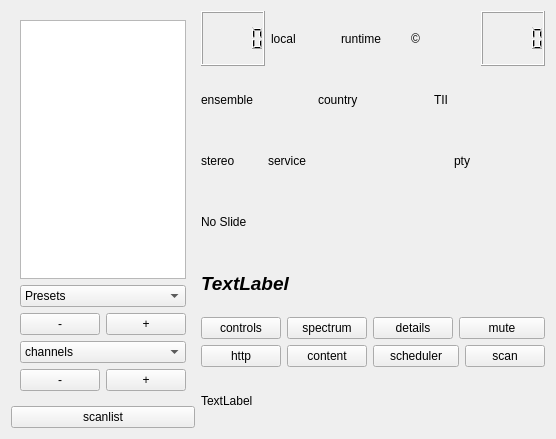
JvanKatwijk/qt-dab, file qt-dab-s6/forms-v6/dabradio-6.ui: the form before one commit.
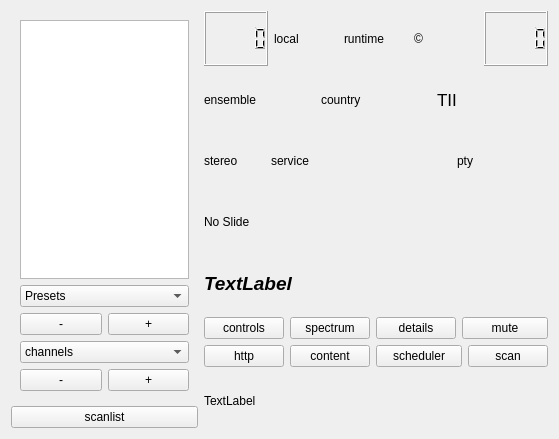
The form after the commit. Custom widgets are drawn as their Qt base class.

```diff
--- a/qt-dab-s6/forms-v6/dabradio-6.ui
+++ b/qt-dab-s6/forms-v6/dabradio-6.ui
@@ -6,7 +6,7 @@
    <rect>
     <x>0</x>
     <y>0</y>
-    <width>484</width>
+    <width>559</width>
     <height>439</height>
    </rect>
   </property>
@@ -178,6 +178,11 @@
        </item>
        <item>
         <widget class="QLCDNumber" name="cpuMonitor">
+         <property name="font">
+          <font>
+           <pointsize>10</pointsize>
+          </font>
+         </property>
          <property name="toolTip">
           <string>&lt;html&gt;&lt;head/&gt;&lt;body&gt;&lt;p&gt;cpuLoad. The number gives an estimate of the overall load of the CPU of the machine you are working on. So, it only gives an idea of the load caused by Qt-DAB if no other (large) programs are active.&lt;/p&gt;&lt;/body&gt;&lt;/html&gt;</string>
          </property>
@@ -203,6 +208,11 @@
        </item>
        <item>
         <widget class="QLabel" name="transmitter_coordinates">
+         <property name="font">
+          <font>
+           <pointsize>13</pointsize>
+          </font>
+         </property>
          <property name="text">
           <string>TII</string>
          </property>
@@ -372,11 +382,6 @@
   </layout>
  </widget>
  <customwidgets>
-  <customwidget>
-   <class>smallPushButton</class>
-   <extends>QPushButton</extends>
-   <header>smallpushbutton.h</header>
-  </customwidget>
   <customwidget>
    <class>smallComboBox</class>
    <extends>QComboBox</extends>
@@ -397,6 +402,11 @@
    <extends>QPushButton</extends>
    <header location="global">newpushbutton.h</header>
   </customwidget>
+  <customwidget>
+   <class>smallPushButton</class>
+   <extends>QPushButton</extends>
+   <header>smallpushbutton.h</header>
+  </customwidget>
  </customwidgets>
  <resources/>
  <connections/>
```
